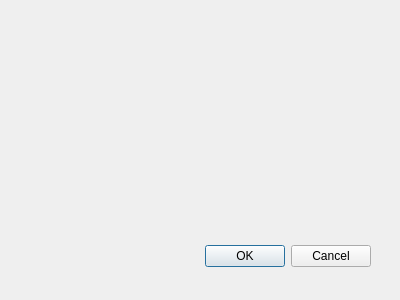
xbghc/mrscan2, file tuningshimming.ui: the form before one commit.
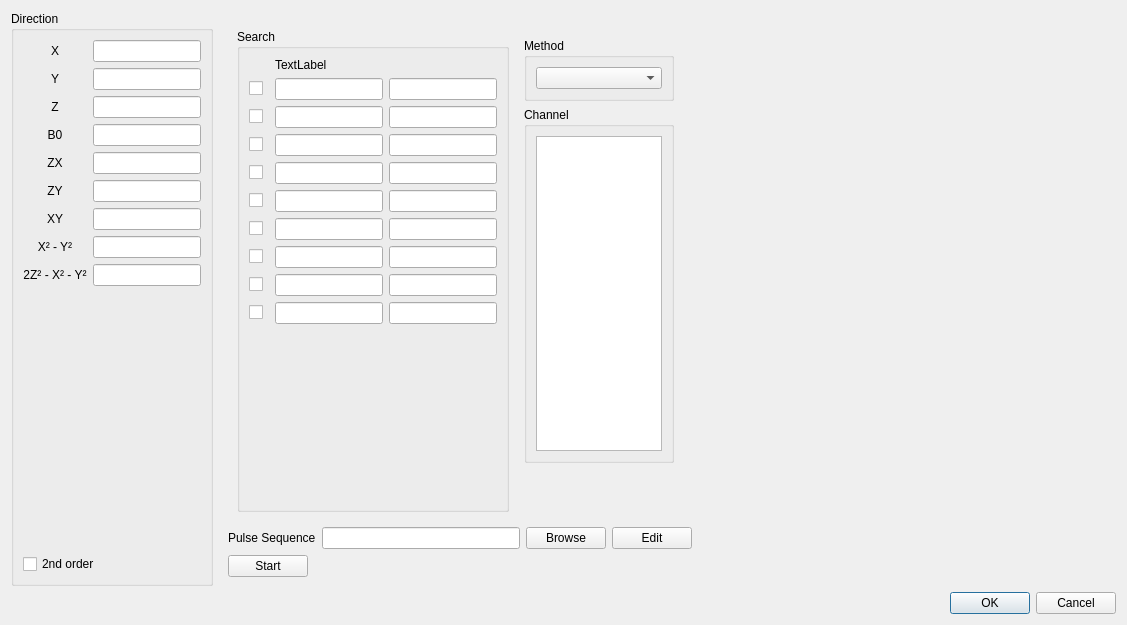
The form after the commit. Custom widgets are drawn as their Qt base class.

Commit message: feat: 加入QCustomPlot，完成3个调频窗口的ui设计

Diff of the .ui file:
```diff
--- a/tuningshimming.ui
+++ b/tuningshimming.ui
@@ -6,30 +6,484 @@
    <rect>
     <x>0</x>
     <y>0</y>
-    <width>400</width>
-    <height>300</height>
+    <width>1127</width>
+    <height>625</height>
    </rect>
   </property>
   <property name="windowTitle">
    <string>Shimming</string>
   </property>
-  <widget class="QDialogButtonBox" name="buttonBox">
-   <property name="geometry">
-    <rect>
-     <x>30</x>
-     <y>240</y>
-     <width>341</width>
-     <height>32</height>
-    </rect>
-   </property>
-   <property name="orientation">
-    <enum>Qt::Orientation::Horizontal</enum>
-   </property>
-   <property name="standardButtons">
-    <set>QDialogButtonBox::StandardButton::Cancel|QDialogButtonBox::StandardButton::Ok</set>
-   </property>
-  </widget>
+  <layout class="QVBoxLayout" name="verticalLayout">
+   <item>
+    <layout class="QHBoxLayout" name="horizontalLayout">
+     <item>
+      <widget class="QGroupBox" name="groupBox">
+       <property name="sizePolicy">
+        <sizepolicy hsizetype="Preferred" vsizetype="Preferred">
+         <horstretch>0</horstretch>
+         <verstretch>0</verstretch>
+        </sizepolicy>
+       </property>
+       <property name="title">
+        <string>Direction</string>
+       </property>
+       <layout class="QGridLayout" name="gridLayout">
+        <item row="3" column="1">
+         <widget class="QLineEdit" name="lineEdit_4"/>
+        </item>
+        <item row="2" column="0">
+         <widget class="QLabel" name="label_3">
+          <property name="text">
+           <string>Z</string>
+          </property>
+          <property name="alignment">
+           <set>Qt::AlignmentFlag::AlignCenter</set>
+          </property>
+         </widget>
+        </item>
+        <item row="1" column="1">
+         <widget class="QLineEdit" name="lineEdit_2"/>
+        </item>
+        <item row="9" column="0">
+         <spacer name="verticalSpacer">
+          <property name="orientation">
+           <enum>Qt::Orientation::Vertical</enum>
+          </property>
+          <property name="sizeHint" stdset="0">
+           <size>
+            <width>20</width>
+            <height>40</height>
+           </size>
+          </property>
+         </spacer>
+        </item>
+        <item row="0" column="1">
+         <widget class="QLineEdit" name="lineEdit"/>
+        </item>
+        <item row="5" column="0">
+         <widget class="QLabel" name="label_6">
+          <property name="text">
+           <string>ZY</string>
+          </property>
+          <property name="alignment">
+           <set>Qt::AlignmentFlag::AlignCenter</set>
+          </property>
+         </widget>
+        </item>
+        <item row="3" column="0">
+         <widget class="QLabel" name="label_4">
+          <property name="text">
+           <string>B0</string>
+          </property>
+          <property name="alignment">
+           <set>Qt::AlignmentFlag::AlignCenter</set>
+          </property>
+         </widget>
+        </item>
+        <item row="6" column="0">
+         <widget class="QLabel" name="label_7">
+          <property name="text">
+           <string>XY</string>
+          </property>
+          <property name="alignment">
+           <set>Qt::AlignmentFlag::AlignCenter</set>
+          </property>
+         </widget>
+        </item>
+        <item row="2" column="1">
+         <widget class="QLineEdit" name="lineEdit_3"/>
+        </item>
+        <item row="7" column="0">
+         <widget class="QLabel" name="label_8">
+          <property name="text">
+           <string>X² - Y²</string>
+          </property>
+          <property name="alignment">
+           <set>Qt::AlignmentFlag::AlignCenter</set>
+          </property>
+         </widget>
+        </item>
+        <item row="0" column="0">
+         <widget class="QLabel" name="label">
+          <property name="text">
+           <string>X</string>
+          </property>
+          <property name="alignment">
+           <set>Qt::AlignmentFlag::AlignCenter</set>
+          </property>
+         </widget>
+        </item>
+        <item row="1" column="0">
+         <widget class="QLabel" name="label_2">
+          <property name="text">
+           <string>Y</string>
+          </property>
+          <property name="alignment">
+           <set>Qt::AlignmentFlag::AlignCenter</set>
+          </property>
+         </widget>
+        </item>
+        <item row="4" column="0">
+         <widget class="QLabel" name="label_5">
+          <property name="text">
+           <string>ZX</string>
+          </property>
+          <property name="alignment">
+           <set>Qt::AlignmentFlag::AlignCenter</set>
+          </property>
+         </widget>
+        </item>
+        <item row="8" column="0">
+         <widget class="QLabel" name="label_9">
+          <property name="text">
+           <string>2Z² - X² - Y²</string>
+          </property>
+          <property name="alignment">
+           <set>Qt::AlignmentFlag::AlignCenter</set>
+          </property>
+         </widget>
+        </item>
+        <item row="4" column="1">
+         <widget class="QLineEdit" name="lineEdit_5"/>
+        </item>
+        <item row="5" column="1">
+         <widget class="QLineEdit" name="lineEdit_6"/>
+        </item>
+        <item row="6" column="1">
+         <widget class="QLineEdit" name="lineEdit_7"/>
+        </item>
+        <item row="7" column="1">
+         <widget class="QLineEdit" name="lineEdit_8"/>
+        </item>
+        <item row="8" column="1">
+         <widget class="QLineEdit" name="lineEdit_9"/>
+        </item>
+        <item row="10" column="0" colspan="2">
+         <widget class="QCheckBox" name="checkBox">
+          <property name="text">
+           <string>2nd order</string>
+          </property>
+         </widget>
+        </item>
+       </layout>
+      </widget>
+     </item>
+     <item>
+      <widget class="QWidget" name="widget" native="true">
+       <property name="sizePolicy">
+        <sizepolicy hsizetype="Preferred" vsizetype="Preferred">
+         <horstretch>0</horstretch>
+         <verstretch>0</verstretch>
+        </sizepolicy>
+       </property>
+       <layout class="QVBoxLayout" name="verticalLayout_2">
+        <item>
+         <widget class="QWidget" name="widget_3" native="true">
+          <layout class="QHBoxLayout" name="horizontalLayout_4">
+           <item>
+            <widget class="QGroupBox" name="groupBox_2">
+             <property name="sizePolicy">
+              <sizepolicy hsizetype="Preferred" vsizetype="Preferred">
+               <horstretch>0</horstretch>
+               <verstretch>1</verstretch>
+              </sizepolicy>
+             </property>
+             <property name="title">
+              <string>Search</string>
+             </property>
+             <layout class="QGridLayout" name="gridLayout_2">
+              <item row="1" column="2">
+               <widget class="QCheckBox" name="checkBox_2">
+                <property name="text">
+                 <string/>
+                </property>
+               </widget>
+              </item>
+              <item row="8" column="2">
+               <widget class="QCheckBox" name="checkBox_9">
+                <property name="text">
+                 <string/>
+                </property>
+               </widget>
+              </item>
+              <item row="6" column="2">
+               <widget class="QCheckBox" name="checkBox_7">
+                <property name="text">
+                 <string/>
+                </property>
+               </widget>
+              </item>
+              <item row="10" column="2" colspan="4">
+               <spacer name="verticalSpacer_2">
+                <property name="orientation">
+                 <enum>Qt::Orientation::Vertical</enum>
+                </property>
+                <property name="sizeHint" stdset="0">
+                 <size>
+                  <width>20</width>
+                  <height>40</height>
+                 </size>
+                </property>
+               </spacer>
+              </item>
+              <item row="3" column="2">
+               <widget class="QCheckBox" name="checkBox_4">
+                <property name="text">
+                 <string/>
+                </property>
+               </widget>
+              </item>
+              <item row="4" column="2">
+               <widget class="QCheckBox" name="checkBox_5">
+                <property name="text">
+                 <string/>
+                </property>
+               </widget>
+              </item>
+              <item row="5" column="2">
+               <widget class="QCheckBox" name="checkBox_6">
+                <property name="text">
+                 <string/>
+                </property>
+               </widget>
+              </item>
+              <item row="2" column="2">
+               <widget class="QCheckBox" name="checkBox_3">
+                <property name="text">
+                 <string/>
+                </property>
+               </widget>
+              </item>
+              <item row="7" column="2">
+               <widget class="QCheckBox" name="checkBox_8">
+                <property name="text">
+                 <string/>
+                </property>
+               </widget>
+              </item>
+              <item row="1" column="5">
+               <widget class="QLineEdit" name="lineEdit_12"/>
+              </item>
+              <item row="1" column="4">
+               <widget class="QLineEdit" name="lineEdit_11"/>
+              </item>
+              <item row="9" column="2">
+               <widget class="QCheckBox" name="checkBox_10">
+                <property name="text">
+                 <string/>
+                </property>
+               </widget>
+              </item>
+              <item row="0" column="4">
+               <widget class="QLabel" name="label_11">
+                <property name="text">
+                 <string>TextLabel</string>
+                </property>
+               </widget>
+              </item>
+              <item row="2" column="4">
+               <widget class="QLineEdit" name="lineEdit_13"/>
+              </item>
+              <item row="3" column="4">
+               <widget class="QLineEdit" name="lineEdit_14"/>
+              </item>
+              <item row="4" column="4">
+               <widget class="QLineEdit" name="lineEdit_15"/>
+              </item>
+              <item row="5" column="4">
+               <widget class="QLineEdit" name="lineEdit_16"/>
+              </item>
+              <item row="6" column="4">
+               <widget class="QLineEdit" name="lineEdit_17"/>
+              </item>
+              <item row="7" column="4">
+               <widget class="QLineEdit" name="lineEdit_18"/>
+              </item>
+              <item row="8" column="4">
+               <widget class="QLineEdit" name="lineEdit_19"/>
+              </item>
+              <item row="9" column="4">
+               <widget class="QLineEdit" name="lineEdit_20"/>
+              </item>
+              <item row="2" column="5">
+               <widget class="QLineEdit" name="lineEdit_21"/>
+              </item>
+              <item row="3" column="5">
+               <widget class="QLineEdit" name="lineEdit_22"/>
+              </item>
+              <item row="4" column="5">
+               <widget class="QLineEdit" name="lineEdit_23"/>
+              </item>
+              <item row="5" column="5">
+               <widget class="QLineEdit" name="lineEdit_24"/>
+              </item>
+              <item row="6" column="5">
+               <widget class="QLineEdit" name="lineEdit_25"/>
+              </item>
+              <item row="7" column="5">
+               <widget class="QLineEdit" name="lineEdit_26"/>
+              </item>
+              <item row="8" column="5">
+               <widget class="QLineEdit" name="lineEdit_27"/>
+              </item>
+              <item row="9" column="5">
+               <widget class="QLineEdit" name="lineEdit_28"/>
+              </item>
+             </layout>
+            </widget>
+           </item>
+           <item>
+            <widget class="QWidget" name="widget_4" native="true">
+             <layout class="QVBoxLayout" name="verticalLayout_3">
+              <item>
+               <widget class="QGroupBox" name="groupBox_4">
+                <property name="title">
+                 <string>Method</string>
+                </property>
+                <layout class="QVBoxLayout" name="verticalLayout_4">
+                 <item>
+                  <widget class="QComboBox" name="comboBox"/>
+                 </item>
+                </layout>
+               </widget>
+              </item>
+              <item>
+               <widget class="QGroupBox" name="groupBox_3">
+                <property name="sizePolicy">
+                 <sizepolicy hsizetype="Preferred" vsizetype="Preferred">
+                  <horstretch>0</horstretch>
+                  <verstretch>1</verstretch>
+                 </sizepolicy>
+                </property>
+                <property name="maximumSize">
+                 <size>
+                  <width>150</width>
+                  <height>16777215</height>
+                 </size>
+                </property>
+                <property name="title">
+                 <string>Channel</string>
+                </property>
+                <layout class="QVBoxLayout" name="verticalLayout_5">
+                 <item>
+                  <widget class="QListWidget" name="listWidget">
+                   <property name="sizePolicy">
+                    <sizepolicy hsizetype="Preferred" vsizetype="Expanding">
+                     <horstretch>0</horstretch>
+                     <verstretch>0</verstretch>
+                    </sizepolicy>
+                   </property>
+                  </widget>
+                 </item>
+                </layout>
+               </widget>
+              </item>
+              <item>
+               <spacer name="verticalSpacer_3">
+                <property name="orientation">
+                 <enum>Qt::Orientation::Vertical</enum>
+                </property>
+                <property name="sizeHint" stdset="0">
+                 <size>
+                  <width>20</width>
+                  <height>40</height>
+                 </size>
+                </property>
+               </spacer>
+              </item>
+             </layout>
+            </widget>
+           </item>
+          </layout>
+         </widget>
+        </item>
+        <item>
+         <layout class="QHBoxLayout" name="horizontalLayout_3">
+          <item>
+           <widget class="QLabel" name="label_10">
+            <property name="text">
+             <string>Pulse Sequence</string>
+            </property>
+           </widget>
+          </item>
+          <item>
+           <widget class="QLineEdit" name="lineEdit_10"/>
+          </item>
+          <item>
+           <widget class="QPushButton" name="pushButton_2">
+            <property name="text">
+             <string>Browse</string>
+            </property>
+           </widget>
+          </item>
+          <item>
+           <widget class="QPushButton" name="pushButton_3">
+            <property name="text">
+             <string>Edit</string>
+            </property>
+           </widget>
+          </item>
+         </layout>
+        </item>
+        <item>
+         <layout class="QHBoxLayout" name="horizontalLayout_2">
+          <item>
+           <widget class="QPushButton" name="pushButton">
+            <property name="text">
+             <string>Start</string>
+            </property>
+           </widget>
+          </item>
+          <item>
+           <spacer name="horizontalSpacer">
+            <property name="orientation">
+             <enum>Qt::Orientation::Horizontal</enum>
+            </property>
+            <property name="sizeHint" stdset="0">
+             <size>
+              <width>40</width>
+              <height>20</height>
+             </size>
+            </property>
+           </spacer>
+          </item>
+         </layout>
+        </item>
+       </layout>
+      </widget>
+     </item>
+     <item>
+      <widget class="QCustomPlot" name="plotWidget" native="true">
+       <property name="sizePolicy">
+        <sizepolicy hsizetype="Preferred" vsizetype="Preferred">
+         <horstretch>1</horstretch>
+         <verstretch>0</verstretch>
+        </sizepolicy>
+       </property>
+      </widget>
+     </item>
+    </layout>
+   </item>
+   <item>
+    <widget class="QDialogButtonBox" name="buttonBox">
+     <property name="orientation">
+      <enum>Qt::Orientation::Horizontal</enum>
+     </property>
+     <property name="standardButtons">
+      <set>QDialogButtonBox::StandardButton::Cancel|QDialogButtonBox::StandardButton::Ok</set>
+     </property>
+    </widget>
+   </item>
+  </layout>
  </widget>
+ <customwidgets>
+  <customwidget>
+   <class>QCustomPlot</class>
+   <extends>QWidget</extends>
+   <header>qcustomplot.h</header>
+   <container>1</container>
+  </customwidget>
+ </customwidgets>
  <resources/>
  <connections>
   <connection>
```
The commit also changes 5 other files.
